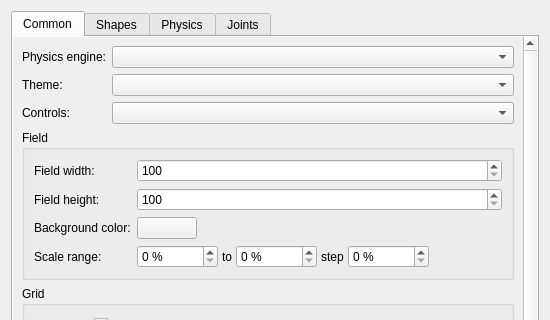
Above: ui/OptionsDialog.ui from folibis/physalis before the change; both pictures show x 0 to 550 and y 0 to 320 of the 550 by 654 pixel window. Below: the same form after it.
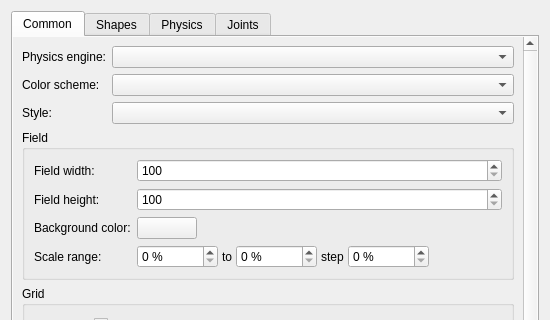
That is the form after the change.

The edit to the form file:
```diff
--- a/ui/OptionsDialog.ui
+++ b/ui/OptionsDialog.ui
@@ -58,7 +58,7 @@
           <item row="1" column="0">
            <widget class="QLabel" name="theme_label">
             <property name="text">
-             <string>Theme:</string>
+             <string>Color scheme:</string>
             </property>
            </widget>
           </item>
@@ -72,7 +72,7 @@
           <item row="2" column="0">
            <widget class="QLabel" name="controls_label">
             <property name="text">
-             <string>Controls:</string>
+             <string>Style:</string>
             </property>
            </widget>
           </item>
```
Left out of the diff: 2 changed lines with no effect on the pictures.
